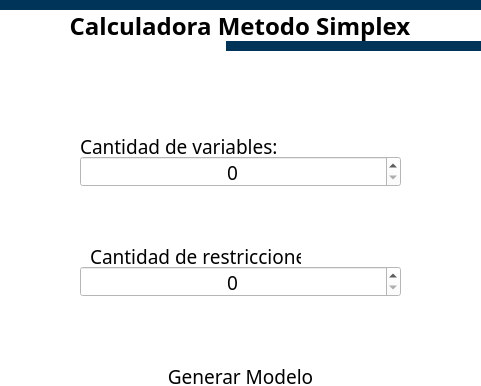
This is Simplex_Method_GUI/Setter.ui in Jafethivy/Simplex_Method_GUI as Qt 5 draws it before an edit; both pictures show x 115 to 596 and y 0 to 386 of the 741 by 491 pixel window. The edited form follows.
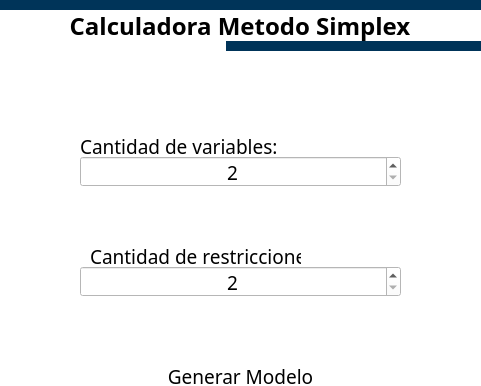
This is the edited form.

Commit message: -Agregar posibilidad de negativos -eliminacion de tablas al final (boton nuevo problema) -actualizacion de eficiencia (mb)

```diff
--- a/Simplex_Method_GUI/Setter.ui
+++ b/Simplex_Method_GUI/Setter.ui
@@ -253,6 +253,9 @@
              <property name="alignment">
               <set>Qt::AlignmentFlag::AlignCenter</set>
              </property>
+             <property name="minimum">
+              <number>2</number>
+             </property>
              <property name="maximum">
               <number>10</number>
              </property>
@@ -387,11 +390,14 @@
              <property name="prefix">
               <string/>
              </property>
+             <property name="minimum">
+              <number>2</number>
+             </property>
              <property name="maximum">
               <number>10</number>
              </property>
              <property name="value">
-              <number>0</number>
+              <number>2</number>
              </property>
             </widget>
             <widget class="QLabel" name="label_3">
```
The commit also changes 6 other files.
